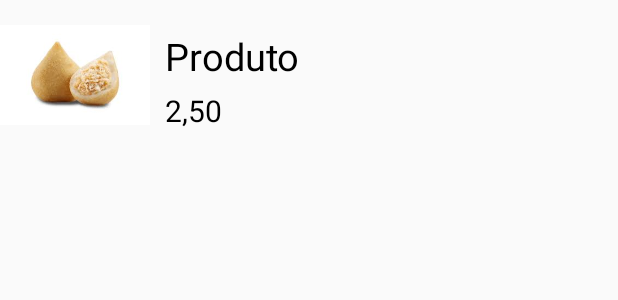
After one commit to andrelrodrigues/PedeLanche, an Android app: the layout item_menu.xml on its own in the app's theme, with its tools: preview values and no code run, on a phone screen of 412 x 824 dp. The commit adds this screen. Shown: the top 300 px of the screen. Run offline under Robolectric (Android 15) with nearby library versions, the phone set to English and light mode, and no system bars.

Commit message:
Criado Classes: Produto,, Usuario, ProdutosAdapter  Criado Layouts: Item_menu

```diff
--- a/app/src/main/java/com/example/laboratorio/pedelanche/Login.java
+++ b/app/src/main/java/com/example/laboratorio/pedelanche/Login.java
@@ -1,6 +1,5 @@
 package com.example.laboratorio.pedelanche;
 
-import android.content.DialogInterface;
 import android.content.Intent;
 import android.os.Bundle;
 import android.support.v7.app.AppCompatActivity;
--- /dev/null
+++ b/app/src/main/res/layout/item_menu.xml
@@ -0,0 +1,42 @@
+<?xml version="1.0" encoding="utf-8"?>
+<LinearLayout xmlns:android="http://schemas.android.com/apk/res/android"
+    android:layout_width="match_parent"
+    android:layout_height="wrap_content"
+    android:orientation="horizontal">
+
+    <ImageView
+        android:id="@+id/item_salgado"
+        android:layout_width="100dp"
+        android:layout_height="100dp"
+        android:scaleType="centerInside"
+        android:src="@drawable/coxinha"
+        />
+
+    <LinearLayout
+        android:layout_width="0dp"
+        android:layout_height="wrap_content"
+        android:layout_weight="8"
+        android:orientation="vertical"
+        android:padding="10dp">
+
+        <TextView
+            android:id="@+id/item_descricao"
+            android:layout_width="wrap_content"
+            android:layout_height="wrap_content"
+            android:layout_marginTop="10dp"
+            android:text="Produto"
+            android:textSize="25dp"
+            android:textColor="@android:color/black"/>
+
+        <TextView
+            android:id="@+id/item_valor"
+            android:layout_width="wrap_content"
+            android:layout_height="wrap_content"
+            android:layout_marginTop="5dp"
+            android:text="2,50"
+            android:textSize="20dp"
+            android:textColor="@android:color/black"/>/
+
+    </LinearLayout>
+
+</LinearLayout>
```
Also changed, not shown: app/src/main/java/com/example/laboratorio/pedelanche/adapter/ProdutosAdapter.java (added, +52 -0 lines), app/src/main/java/com/example/laboratorio/pedelanche/model/Produto.java (added, +36 -0 lines), app/src/main/java/com/example/laboratorio/pedelanche/model/Usuario.java (added, +36 -0 lines), app/src/main/res/layout/menu.xml (+4 -25 lines), app/src/main/res/drawable/coxinha.jpg (added).
